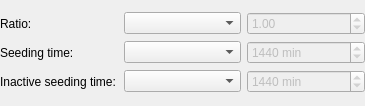
Above: src/gui/torrentsharelimitswidget.ui from SysAdminDoc/qBittorrent-Vanced before the change. Below: the same form after it.
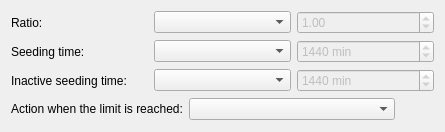
That is the form after the change.

Commit message:
Allow torrents to override default share limit action
PR #20528.

What changed in the file:
```diff
--- a/src/gui/torrentsharelimitswidget.ui
+++ b/src/gui/torrentsharelimitswidget.ui
@@ -6,47 +6,13 @@
    <rect>
     <x>0</x>
     <y>0</y>
-    <width>365</width>
-    <height>106</height>
+    <width>445</width>
+    <height>132</height>
    </rect>
   </property>
   <layout class="QVBoxLayout" name="verticalLayout">
-   <property name="leftMargin">
-    <number>0</number>
-   </property>
-   <property name="topMargin">
-    <number>0</number>
-   </property>
-   <property name="rightMargin">
-    <number>0</number>
-   </property>
-   <property name="bottomMargin">
-    <number>0</number>
-   </property>
    <item>
-    <layout class="QGridLayout" name="gridLayout">
-     <item row="0" column="1">
-      <widget class="QComboBox" name="comboBoxRatioMode">
-       <property name="currentIndex">
-        <number>-1</number>
-       </property>
-       <item>
-        <property name="text">
-         <string>Default</string>
-        </property>
-       </item>
-       <item>
-        <property name="text">
-         <string>Unlimited</string>
-        </property>
-       </item>
-       <item>
-        <property name="text">
-         <string>Set to</string>
-        </property>
-       </item>
-      </widget>
-     </item>
+    <layout class="QGridLayout" name="limitsLayout">
      <item row="2" column="1">
       <widget class="QComboBox" name="comboBoxInactiveSeedingTimeMode">
        <property name="currentIndex">
@@ -69,15 +35,8 @@
        </item>
       </widget>
      </item>
-     <item row="1" column="0">
-      <widget class="QLabel" name="labelSeedingTime">
-       <property name="text">
-        <string>Seeding time:</string>
-       </property>
-      </widget>
-     </item>
-     <item row="2" column="2">
-      <widget class="QSpinBox" name="spinBoxInactiveSeedingTimeValue">
+     <item row="1" column="2">
+      <widget class="QSpinBox" name="spinBoxSeedingTimeValue">
        <property name="enabled">
         <bool>false</bool>
        </property>
@@ -92,6 +51,13 @@
        </property>
       </widget>
      </item>
+     <item row="0" column="0">
+      <widget class="QLabel" name="labelRatio">
+       <property name="text">
+        <string>Ratio:</string>
+       </property>
+      </widget>
+     </item>
      <item row="2" column="0">
       <widget class="QLabel" name="labelInactiveSeedingTime">
        <property name="text">
@@ -99,30 +65,8 @@
        </property>
       </widget>
      </item>
-     <item row="1" column="1">
-      <widget class="QComboBox" name="comboBoxSeedingTimeMode">
-       <property name="currentIndex">
-        <number>-1</number>
-       </property>
-       <item>
-        <property name="text">
-         <string>Default</string>
-        </property>
-       </item>
-       <item>
-        <property name="text">
-         <string>Unlimited</string>
-        </property>
-       </item>
-       <item>
-        <property name="text">
-         <string>Set to</string>
-        </property>
-       </item>
-      </widget>
-     </item>
-     <item row="1" column="2">
-      <widget class="QSpinBox" name="spinBoxSeedingTimeValue">
+     <item row="2" column="2">
+      <widget class="QSpinBox" name="spinBoxInactiveSeedingTimeValue">
        <property name="enabled">
         <bool>false</bool>
        </property>
@@ -153,15 +97,115 @@
        </property>
       </widget>
      </item>
-     <item row="0" column="0">
-      <widget class="QLabel" name="labelRatio">
+     <item row="1" column="1">
+      <widget class="QComboBox" name="comboBoxSeedingTimeMode">
+       <property name="currentIndex">
+        <number>-1</number>
+       </property>
+       <item>
+        <property name="text">
+         <string>Default</string>
+        </property>
+       </item>
+       <item>
+        <property name="text">
+         <string>Unlimited</string>
+        </property>
+       </item>
+       <item>
+        <property name="text">
+         <string>Set to</string>
+        </property>
+       </item>
+      </widget>
+     </item>
+     <item row="0" column="1">
+      <widget class="QComboBox" name="comboBoxRatioMode">
+       <property name="currentIndex">
+        <number>-1</number>
+       </property>
+       <item>
+        <property name="text">
+         <string>Default</string>
+        </property>
+       </item>
+       <item>
+        <property name="text">
+         <string>Unlimited</string>
+        </property>
+       </item>
+       <item>
+        <property name="text">
+         <string>Set to</string>
+        </property>
+       </item>
+      </widget>
+     </item>
+     <item row="1" column="0">
+      <widget class="QLabel" name="labelSeedingTime">
        <property name="text">
-        <string>Ratio:</string>
+        <string>Seeding time:</string>
        </property>
       </widget>
      </item>
     </layout>
    </item>
+   <item>
+    <layout class="QHBoxLayout" name="actionLayout">
+     <item>
+      <widget class="QLabel" name="labelAction">
+       <property name="text">
+        <string>Action when the limit is reached:</string>
+       </property>
+      </widget>
+     </item>
+     <item>
+      <widget class="QComboBox" name="comboBoxAction">
+       <property name="currentIndex">
+        <number>-1</number>
+       </property>
+       <item>
+        <property name="text">
+         <string>Default</string>
+        </property>
+       </item>
+       <item>
+        <property name="text">
+         <string>Stop torrent</string>
+        </property>
+       </item>
+       <item>
+        <property name="text">
+         <string>Remove torrent</string>
+        </property>
+       </item>
+       <item>
+        <property name="text">
+         <string>Remove torrent and its content</string>
+        </property>
+       </item>
+       <item>
+        <property name="text">
+         <string>Enable super seeding for torrent</string>
+        </property>
+       </item>
+      </widget>
+     </item>
+     <item>
+      <spacer name="actionLayoutSpacer">
+       <property name="orientation">
+        <enum>Qt::Horizontal</enum>
+       </property>
+       <property name="sizeHint" stdset="0">
+        <size>
+         <width>40</width>
+         <height>20</height>
+        </size>
+       </property>
+      </spacer>
+     </item>
+    </layout>
+   </item>
   </layout>
  </widget>
  <resources/>
```
The commit also changes 21 other files.
